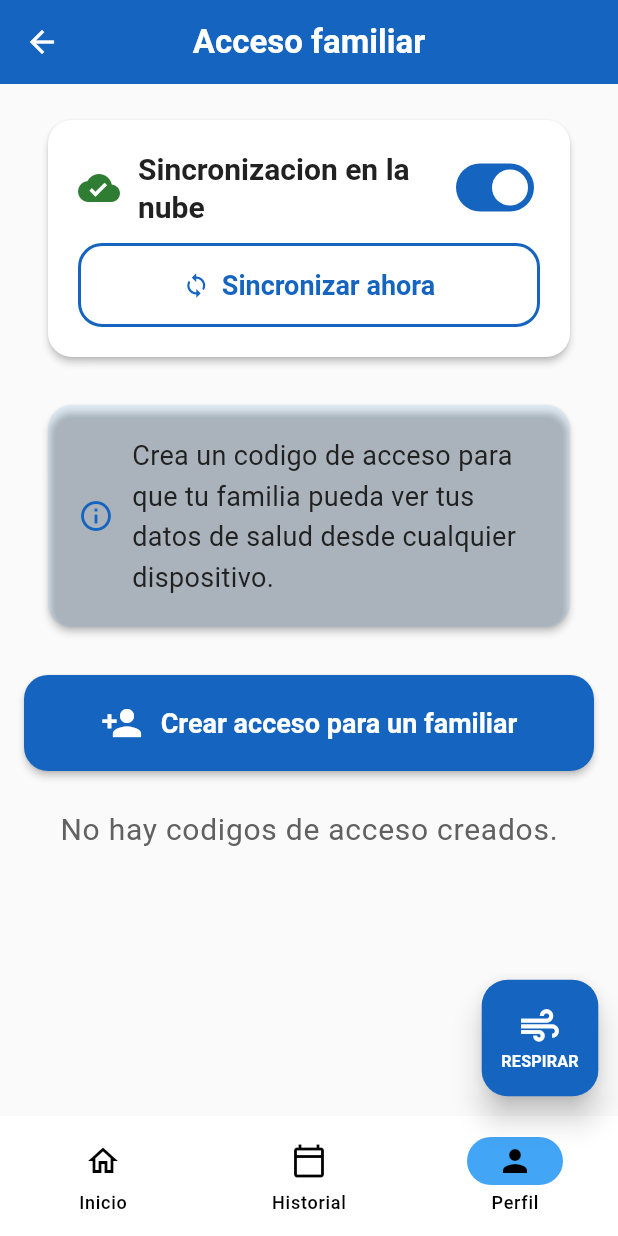
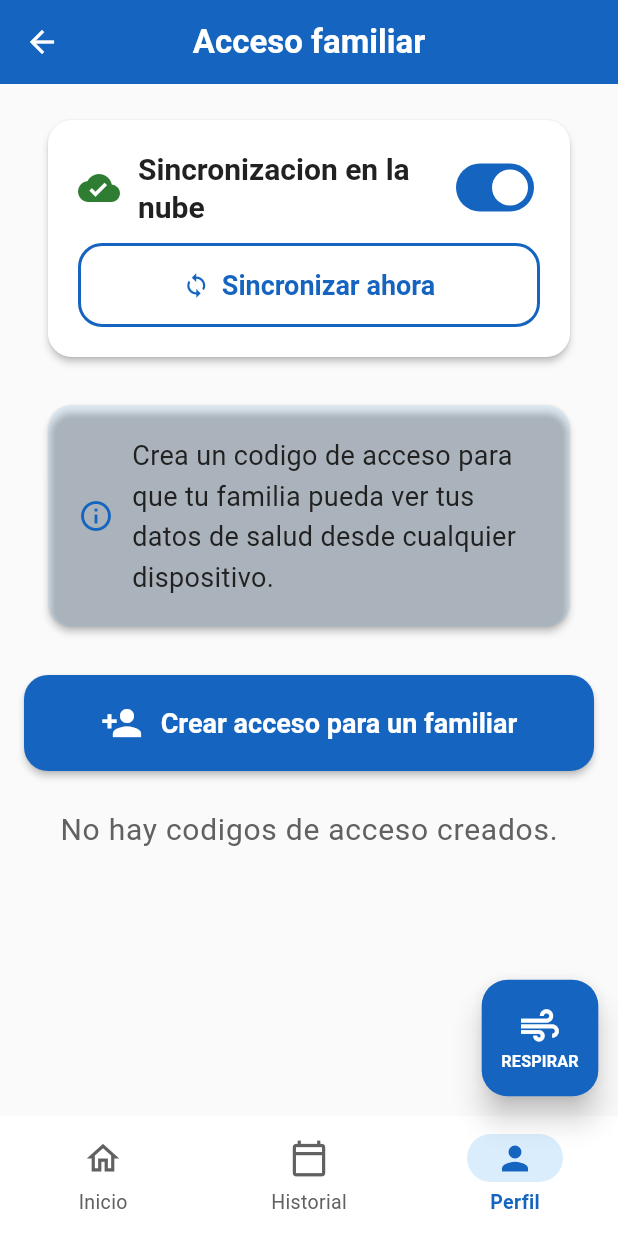
Before and after one commit to franjover/appbuelito, a Flutter app: the FamilyAccessScreen screen opened by its route, on a phone screen of 412 x 824 dp. Run offline on Flutter 3.47's test engine with Material 3 defaults, Android fonts, the phone set to English and light mode, and no system bars; our stand-ins replace chewie, connectivity_plus, dio, drift, fl_chart, flutter_local_notifications and 11 more; missing offline and left inert: home_widget; accounts and stored records are empty; generated files the repository leaves out were written again.

Commit message:
Release v1.2.3: custom app icon + fix in-app icons
- Add custom launcher icon (blue background, white heart) via flutter_launcher_icons
- Add adaptive icons for Android 8+ (mipmap-anydpi-v26)
- Add navigationBarTheme and iconTheme to AppTheme for correct M3 icon colors
- Build with --no-tree-shake-icons to prevent glyph stripping
- Bump version to 1.2.3+7

Co-Authored-By: Claude Sonnet 4.6 <noreply@anthropic.com>

```diff
--- a/lib/core/theme/app_theme.dart
+++ b/lib/core/theme/app_theme.dart
@@ -193,6 +193,38 @@ class AppTheme {
         largeSizeConstraints: BoxConstraints.tightFor(width: 72, height: 72),
       ),
 
+      // Global icon theme (applies to all Icon widgets by default)
+      iconTheme: const IconThemeData(
+        color: AppColors.primary,
+        size: 24,
+      ),
+
+      // M3 NavigationBar (used in app_router.dart via NavigationDestination)
+      navigationBarTheme: NavigationBarThemeData(
+        backgroundColor: AppColors.surface,
+        elevation: 8,
+        indicatorColor: AppColors.primaryLight.withValues(alpha: 0.2),
+        iconTheme: WidgetStateProperty.resolveWith((states) {
+          if (states.contains(WidgetState.selected)) {
+            return const IconThemeData(color: AppColors.primary, size: 26);
+          }
+          return const IconThemeData(color: AppColors.textSecondary, size: 26);
+        }),
+        labelTextStyle: WidgetStateProperty.resolveWith((states) {
+          if (states.contains(WidgetState.selected)) {
+            return const TextStyle(
+              fontSize: 13,
+              fontWeight: FontWeight.w600,
+              color: AppColors.primary,
+            );
+          }
+          return const TextStyle(
+            fontSize: 13,
+            color: AppColors.textSecondary,
+          );
+        }),
+      ),
+
       // Divider
       dividerTheme: const DividerThemeData(
         color: AppColors.divider,
```
Also changed, not shown: pubspec.yaml (+10 -1 lines), assets/icon/app_icon.png (added), assets/icon/app_icon_foreground.png (added), pubspec.lock, 13 other files.
